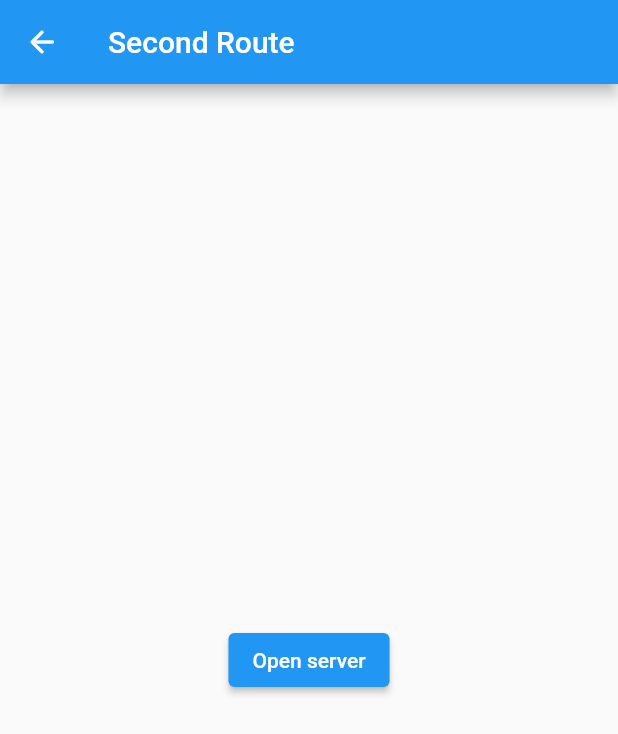
After one commit to Wahbi-R/Self-Share, a Flutter app: the ReceivePage screen opened directly, after a tap on "Open server", on a phone screen of 412 x 824 dp. The commit adds this screen. Shown: the top 734 px of the screen. Run offline on Flutter 3.47's test engine with Material 2 defaults, Android fonts, the phone set to English and light mode, and no system bars; our stand-ins replace file_picker, permission_handler, shelf; missing offline and left inert: network_info_plus, shelf_router.

Commit message:
Framework on backwards compatibility

```diff
--- /dev/null
+++ b/file_uploader/lib/receive.dart
@@ -0,0 +1,96 @@
+import 'dart:io';
+import 'package:shelf_router/shelf_router.dart';
+import 'package:shelf/shelf.dart';
+import 'package:shelf/shelf_io.dart' as io;
+import 'package:flutter/material.dart';
+import 'package:path_provider/path_provider.dart';
+import 'package:permission_handler/permission_handler.dart';
+
+bool serverOpen = false;
+
+class ReceivePage extends StatelessWidget {
+  const ReceivePage({Key? key}) : super(key: key);
+
+  @override
+  Widget build(BuildContext context) {
+    return Scaffold(
+      appBar: AppBar(
+        leading: IconButton(
+            onPressed: () {
+              if (serverOpen == true) {
+                //server.close();
+              }
+            },
+            icon: const Icon(Icons.arrow_back_rounded)),
+        title: const Text('Second Route'),
+      ),
+      body: Center(
+        child: ElevatedButton(
+          onPressed: () {
+            startServer();
+          },
+          child: const Text('Open server'),
+        ),
+      ),
+    );
+  }
+}
+
+startServer() async {
+  if (await Permission.contacts.request().isGranted) {
+    // Either the permission was already granted before or the user just granted it.
+  }
+
+// You can request multiple permissions at once.
+  Map<Permission, PermissionStatus> statuses = await [
+    Permission.location,
+    Permission.storage,
+  ].request();
+  Permission.storage.request();
+  print(statuses[Permission.storage]);
+  serverOpen = true;
+  HttpServer server = await HttpServer.bind('0.0.0.0', 8080);
+  print("Server running on IP : " +
+      server.address.toString() +
+      " On Port : " +
+      server.port.toString());
+  await for (HttpRequest request in server) {
+    if (request.method == 'POST') {
+      print("SOMETHING UPLOADED");
+      grabFile();
+    } else {
+      request.response.headers.set('content-type', 'text/html');
+      request.response.write('''<form action="/" method="post">
+<input type="file"
+       id="sendFile" name="sendFile"
+       accept="image/png, image/jpeg">
+       <input type="submit" value="Submit">
+</form>
+''');
+      await request.response.close();
+    }
+  }
+//   server.listen((request) async {
+//     request.response.headers.set('content-type', 'text/html');
+//     request.response.write('''<form action="/" method="post">
+// <input type="file"
+//        id="sendFile" name="sendFile"
+//        accept="image/png, image/jpeg">
+//        <input type="submit" value="Submit">
+// </form>
+// ''');
+//     await request.response.close();
+//   });
+}
+
+grabFile() async {
+  Directory root = getExternalStorageDirectory() as Directory;
+  print(root);
+
+  String directoryPath = root.toString() + "/temp";
+  final request2 =
+      await HttpClient().getUrl(Uri.parse('http://192.168.2.160:8080/'));
+  final response2 = await request2.close();
+  File('$directoryPath/foo.jpeg').create(recursive: true).then(
+      (value) => response2.pipe(File('$directoryPath/foo.jpeg').openWrite()));
+}
--- a/file_uploader/pubspec.yaml
+++ b/file_uploader/pubspec.yaml
@@ -36,6 +36,10 @@ dependencies:
   cupertino_icons: ^1.0.2
   file_picker: ^4.2.7
   network_info_plus: ^2.1.2
+  shelf: ^1.3.0
+  shelf_router: ^1.1.2
+  path_provider: ^2.0.10
+  permission_handler: ^9.2.0
 
 
 
```
Also changed, not shown: file_uploader/lib/main.dart (+11 -19 lines), file_uploader/pubspec.lock, 4 other files.
